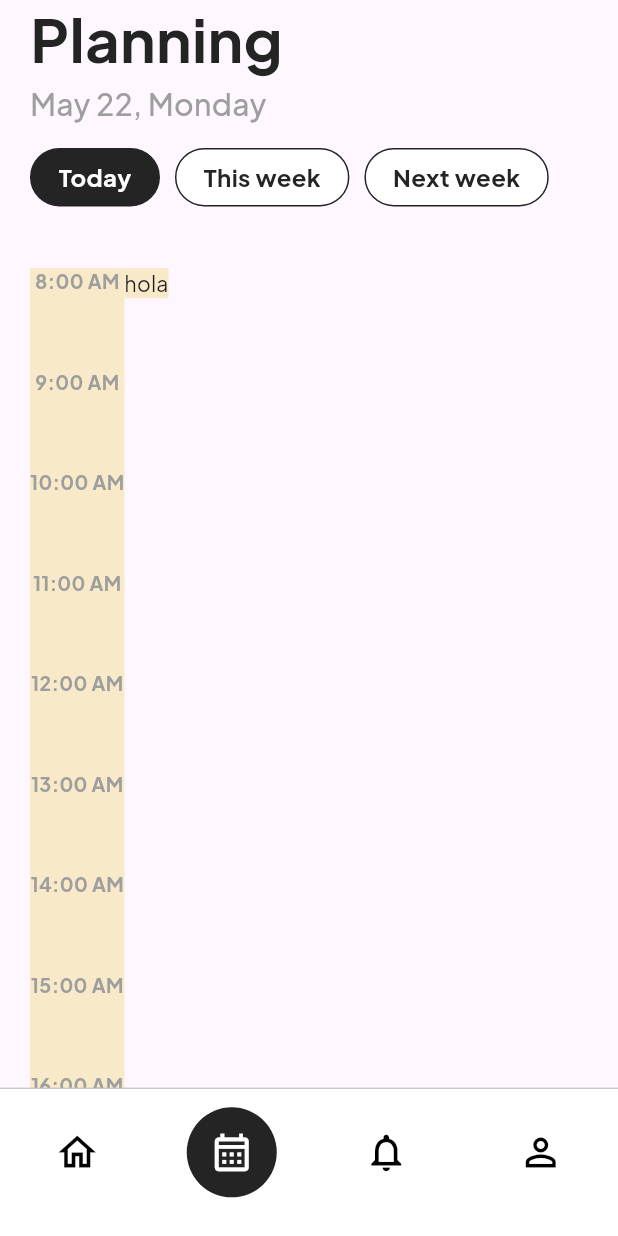
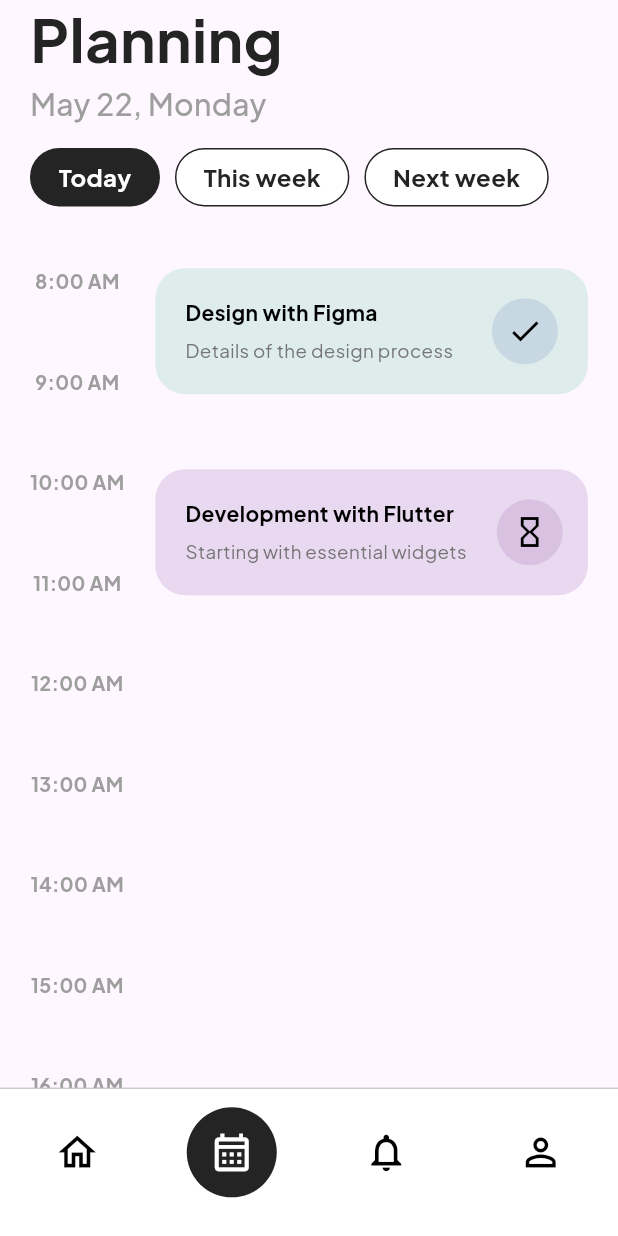
Before and after one commit to LeoMogiano/flutter_designs, a Flutter app: the ClassesScreen screen opened directly, on a phone screen of 412 x 824 dp. Run offline on Flutter 3.47's test engine with Material 3 defaults, Android fonts, the phone set to English and light mode, and no system bars; our stand-ins replace fl_chart, google_fonts; network calls fail.

Commit message:
refactor: Update classes screen layout and styling

```diff
--- a/education_app/lib/screens/classes_screen.dart
+++ b/education_app/lib/screens/classes_screen.dart
@@ -1,7 +1,6 @@
 import 'package:education_app/utils.dart/utils.dart';
 import 'package:flutter/material.dart';
 import 'package:education_app/widgets/widgets.dart';
-import 'package:flutter/widgets.dart';
 
 class ClassesScreen extends StatelessWidget {
   const ClassesScreen({super.key});
@@ -9,9 +8,7 @@ class ClassesScreen extends StatelessWidget {
   @override
   Widget build(BuildContext context) {
     return Scaffold(
-
       body: SafeArea(
-
         child: Container(
           margin: const EdgeInsets.symmetric(horizontal: 20),
           child: Column(
@@ -27,9 +24,7 @@ class ClassesScreen extends StatelessWidget {
                   fontWeight: FontWeight.bold,
                 ),
               ),
-
               SizedBox(height: MediaQuery.of(context).size.height * 0.005),
-
               Text(
                 'May 22, Monday',
                 style: TextStyle(
@@ -39,7 +34,6 @@ class ClassesScreen extends StatelessWidget {
                   fontWeight: FontWeight.w500,
                 ),
               ),
-
               SizedBox(height: MediaQuery.of(context).size.height * 0.02),
               const Row(
                 mainAxisAlignment: MainAxisAlignment.start,
@@ -64,35 +58,33 @@ class ClassesScreen extends StatelessWidget {
                   child: Row(
                     crossAxisAlignment: CrossAxisAlignment.start,
                     children: [
-
-                      Container(
-                        color: AppColors.yellow,
-                        child: Column(
+                      Column(
                         children: [
                           for (var i = 0; i < 10; i++)
                             PeriodTime(
                               time: "${8 + i}:00 AM",
                             ),
-
                         ],
                       ),
+                      SizedBox(width: MediaQuery.of(context).size.width * 0.05),
+                      const Column(
+                        children: [
+                          PlanningInfo(
+                            title: 'Design with Figma',
+                            subtitle: 'Details of the design process',
+                            icon: Icons.check,
+                            color: AppColors.green,
+                            iconColor: AppColors.greenDark,
                           ),
-                      Container(
-                        color: AppColors.yellow,
-                        child: const Column(
-                          mainAxisAlignment: MainAxisAlignment.start,
-                          children: [
-                            Text("hola")
-
+                          PlanningInfo(
+                            title: 'Development with Flutter',
+                            subtitle: 'Starting with essential widgets',
+                            icon: Icons.hourglass_empty,
+                            color: AppColors.purple,
+                            iconColor: AppColors.purpleDark,
+                          ),
                         ],
                       ),
-                      ),
-
-
-
-
-
-
                     ],
                   ),
                 ),
--- /dev/null
+++ b/education_app/lib/widgets/planning_info.dart
@@ -0,0 +1,72 @@
+
+import 'package:flutter/material.dart';
+
+class PlanningInfo extends StatelessWidget {
+  const PlanningInfo({
+    super.key,
+    required this.title,
+    required this.subtitle,
+    required this.icon,
+    required this.color,
+    required this.iconColor,
+  });
+
+  final String title;
+  final String subtitle;
+  final IconData icon;
+  final Color color;
+  final Color iconColor;
+
+  @override
+  Widget build(BuildContext context) {
+    return Container(
+      margin: const EdgeInsets.only(bottom: 50),
+      width: MediaQuery.of(context).size.width * 0.7,
+      padding: const EdgeInsets.all(20),
+      decoration: BoxDecoration(
+        color: color,
+        borderRadius: BorderRadius.circular(20),
+      ),
+      child: Row(
+        mainAxisAlignment: MainAxisAlignment.spaceBetween,
+        children: [
+          Column(
+            crossAxisAlignment: CrossAxisAlignment.start,
+
+            children: [
+              Text(
+                title,
+                style: const TextStyle(
+                  height: 1.3,
+                  fontSize: 14,
+                  color: Colors.black,
+                  fontWeight: FontWeight.bold,
+                ),
+              ),
+              const SizedBox(height: 8),
+              Text(
+                subtitle,
+                style: TextStyle(
+                  color: Colors.grey[600],
+                  fontSize: 12.5,
+                ),
+              ),
+            ],
+          ),
+          const SizedBox(width: 20),
+          Container(
+            padding: const EdgeInsets.all(10),
+            decoration: BoxDecoration(
+              color: iconColor,
+              shape: BoxShape.circle,
+            ),
+            child: Icon(
+              icon,
+              color: Colors.black,
+            ),
+          ),
+        ],
+      ),
+    );
+  }
+}
--- a/education_app/lib/widgets/widgets.dart
+++ b/education_app/lib/widgets/widgets.dart
@@ -2,4 +2,5 @@ export 'package:education_app/widgets/class_info.dart';
 export 'package:education_app/widgets/custom_bottombar.dart';
 export 'package:education_app/widgets/edu_info.dart';
 export 'package:education_app/widgets/period_option.dart';
+export 'package:education_app/widgets/planning_info.dart';
 export 'package:education_app/widgets/user_photo.dart';
```
Lines whose indentation alone changed are shown as unchanged.
